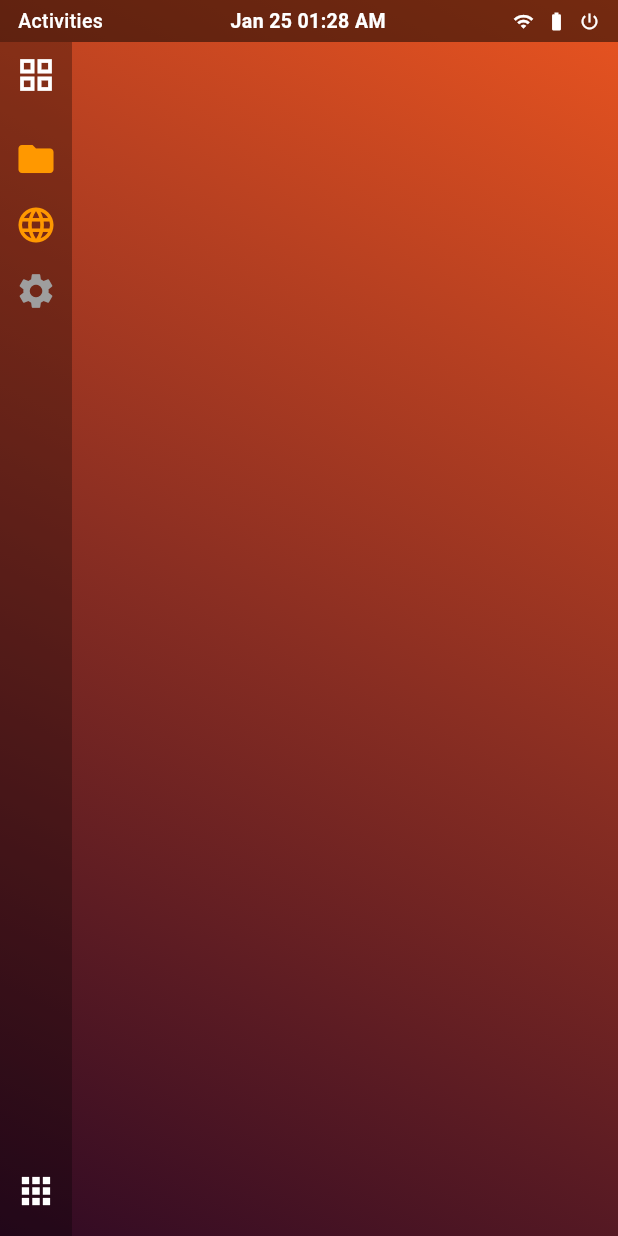
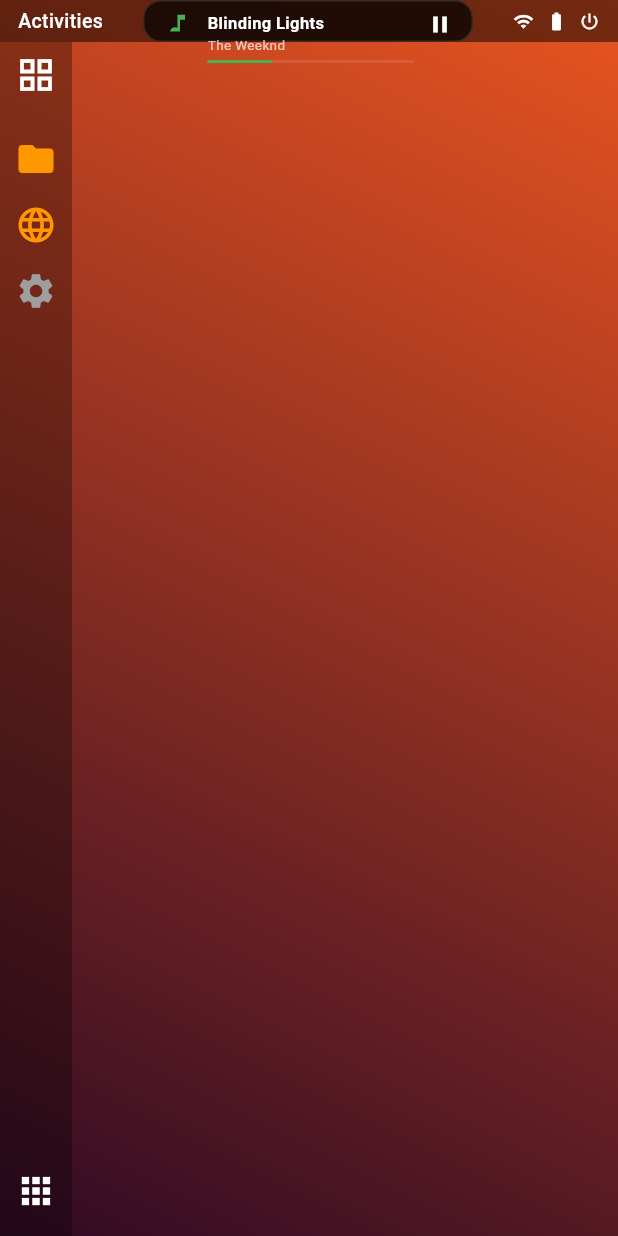
Before and after one commit to abdisaongithub/abdisaongithub.github.io, a Flutter app: the LinuxDesktop screen opened directly, on a phone screen of 412 x 824 dp. Run offline on Flutter 3.47's test engine with Material 3 defaults, Android fonts, the phone set to English and light mode, and no system bars; our stand-ins replace cached_network_image, dio, equatable, flutter_bloc, flutter_highlight, flutter_markdown and 2 more; missing offline and left inert: dart:html; accounts and stored records are empty; network calls fail.

Commit message:
feat: VS Code integration with VFS and Spotify widget
Implemented a functional Code Editor (VS Code style) that reads from the Virtual File System with syntax highlighting. Added a Spotify 'Now Playing' widget integrated into all desktop taskbars/menu bars.

```diff
--- /dev/null
+++ b/lib/features/apps/widgets/spotify_widget.dart
@@ -0,0 +1,149 @@
+import 'package:flutter/material.dart';
+import 'dart:async';
+
+class SpotifyWidget extends StatefulWidget {
+  const SpotifyWidget({super.key});
+
+  @override
+  State<SpotifyWidget> createState() => _SpotifyWidgetState();
+}
+
+class _SpotifyWidgetState extends State<SpotifyWidget> {
+  bool _isPlaying = true;
+  double _progress = 0.3;
+  late Timer _timer;
+
+  final List<Map<String, String>> _tracks = [
+    {
+      'title': 'Blinding Lights',
+      'artist': 'The Weeknd',
+      'albumArt': 'https://upload.wikimedia.org/wikipedia/en/e/e6/The_Weeknd_-_Blinding_Lights.png'
+    },
+    {
+      'title': 'Starboy',
+      'artist': 'The Weeknd',
+      'albumArt': 'https://upload.wikimedia.org/wikipedia/en/3/39/The_Weeknd_-_Starboy.png'
+    },
+    {
+      'title': 'Save Your Tears',
+      'artist': 'The Weeknd',
+      'albumArt': 'https://upload.wikimedia.org/wikipedia/en/b/b2/The_Weeknd_-_Save_Your_Tears.png'
+    }
+  ];
+
+  int _currentTrackIndex = 0;
+
+  @override
+  void initState() {
+    super.initState();
+    _timer = Timer.periodic(const Duration(seconds: 1), (timer) {
+      if (_isPlaying) {
+        setState(() {
+          _progress += 0.01;
+          if (_progress >= 1.0) {
+            _progress = 0.0;
+            _nextTrack();
+          }
+        });
+      }
+    });
+  }
+
+  @override
+  void dispose() {
+    _timer.cancel();
+    super.dispose();
+  }
+
+  void _nextTrack() {
+    setState(() {
+      _currentTrackIndex = (_currentTrackIndex + 1) % _tracks.length;
+      _progress = 0.0;
+    });
+  }
+
+  void _prevTrack() {
+    setState(() {
+      _currentTrackIndex = (_currentTrackIndex - 1 + _tracks.length) % _tracks.length;
+      _progress = 0.0;
+    });
+  }
+
+  @override
+  Widget build(BuildContext context) {
+    final track = _tracks[_currentTrackIndex];
+
+    return Container(
+      width: 220,
+      padding: const EdgeInsets.symmetric(horizontal: 12, vertical: 6),
+      decoration: BoxDecoration(
+        color: Colors.black.withOpacity(0.7),
+        borderRadius: BorderRadius.circular(12),
+        border: Border.all(color: Colors.white12),
+      ),
+      child: Row(
+        children: [
+          // Album Art
+          ClipRRect(
+            borderRadius: BorderRadius.circular(4),
+            child: Image.network(
+              track['albumArt']!,
+              width: 32,
+              height: 32,
+              fit: BoxFit.cover,
+              errorBuilder: (context, error, stackTrace) =>
+                  const Icon(Icons.music_note, color: Colors.green, size: 20),
+            ),
+          ),
+          const SizedBox(width: 10),
+          // Info & Controls
+          Expanded(
+            child: Column(
+              mainAxisSize: MainAxisSize.min,
+              crossAxisAlignment: CrossAxisAlignment.start,
+              children: [
+                Text(
+                  track['title']!,
+                  style: const TextStyle(
+                    color: Colors.white,
+                    fontSize: 11,
+                    fontWeight: FontWeight.bold,
+                  ),
+                  maxLines: 1,
+                  overflow: TextOverflow.ellipsis,
+                ),
+                Text(
+                  track['artist']!,
+                  style: const TextStyle(
+                    color: Colors.white70,
+                    fontSize: 9,
+                  ),
+                  maxLines: 1,
+                  overflow: TextOverflow.ellipsis,
+                ),
+                const SizedBox(height: 4),
+                // Progress Bar
+                LinearProgressIndicator(
+                  value: _progress,
+                  backgroundColor: Colors.white10,
+                  valueColor: const AlwaysStoppedAnimation<Color>(Colors.green),
+                  minHeight: 2,
+                ),
+              ],
+            ),
+          ),
+          const SizedBox(width: 8),
+          // Play/Pause
+          GestureDetector(
+            onTap: () => setState(() => _isPlaying = !_isPlaying),
+            child: Icon(
+              _isPlaying ? Icons.pause : Icons.play_arrow,
+              color: Colors.white,
+              size: 18,
+            ),
+          ),
+        ],
+      ),
+    );
+  }
+}
--- a/lib/features/desktop/linux/linux_desktop.dart
+++ b/lib/features/desktop/linux/linux_desktop.dart
@@ -7,6 +7,7 @@ import '../../virtual_window/window_content_builder.dart';
 import '../../virtual_window/base_window_frame.dart';
 import '../../apps/app_enums.dart';
 import '../../apps/app_launcher_service.dart';
+import '../../apps/widgets/spotify_widget.dart';
 
 class LinuxDesktop extends StatelessWidget {
   const LinuxDesktop({super.key});
@@ -75,11 +76,7 @@ class _UbuntuTopBar extends StatelessWidget {
                   fontWeight: FontWeight.w500,
                   fontSize: 13)),
           Spacer(),
-          Text('Jan 25 01:28 AM',
-              style: TextStyle(
-                  color: Colors.white,
-                  fontWeight: FontWeight.bold,
-                  fontSize: 13)),
+          SpotifyWidget(),
           Spacer(),
           Icon(Icons.wifi, color: Colors.white, size: 14),
           SizedBox(width: 8),
--- a/lib/features/desktop/mac/mac_desktop.dart
+++ b/lib/features/desktop/mac/mac_desktop.dart
@@ -7,6 +7,7 @@ import '../../virtual_window/window_content_builder.dart';
 import '../../virtual_window/base_window_frame.dart';
 import '../../apps/app_enums.dart';
 import '../../apps/app_launcher_service.dart';
+import '../../apps/widgets/spotify_widget.dart';
 
 class MacDesktop extends StatelessWidget {
   const MacDesktop({super.key});
@@ -79,6 +80,8 @@ class _MacMenuBar extends StatelessWidget {
           SizedBox(width: 12),
           Text('Edit', style: TextStyle(color: Colors.white, fontSize: 13)),
           Spacer(),
+          SpotifyWidget(),
+          SizedBox(width: 16),
           Icon(Icons.wifi, color: Colors.white, size: 14),
           SizedBox(width: 12),
           Text('9:41 AM', style: TextStyle(color: Colors.white, fontSize: 13)),
--- a/pubspec.yaml
+++ b/pubspec.yaml
@@ -38,6 +38,7 @@ dependencies:
   font_awesome_flutter: ^10.12.0
   uuid: ^4.5.2
   flutter_markdown: ^0.7.7+1
+  flutter_highlight: ^0.7.0
 
 dev_dependencies:
   flutter_test:
```
Also changed, not shown: lib/features/apps/widgets/code_editor_app.dart (+74 -59 lines), lib/features/desktop/windows/windows_desktop.dart (+8 -2 lines).
